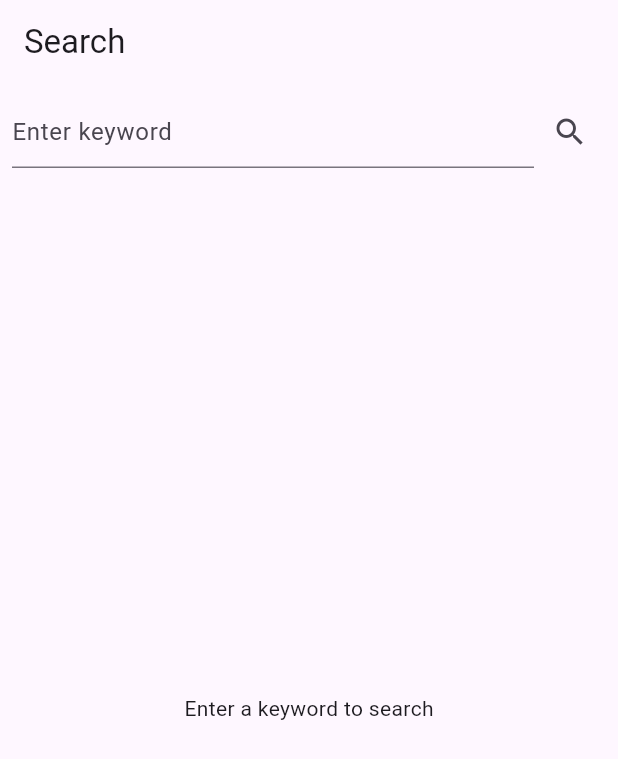
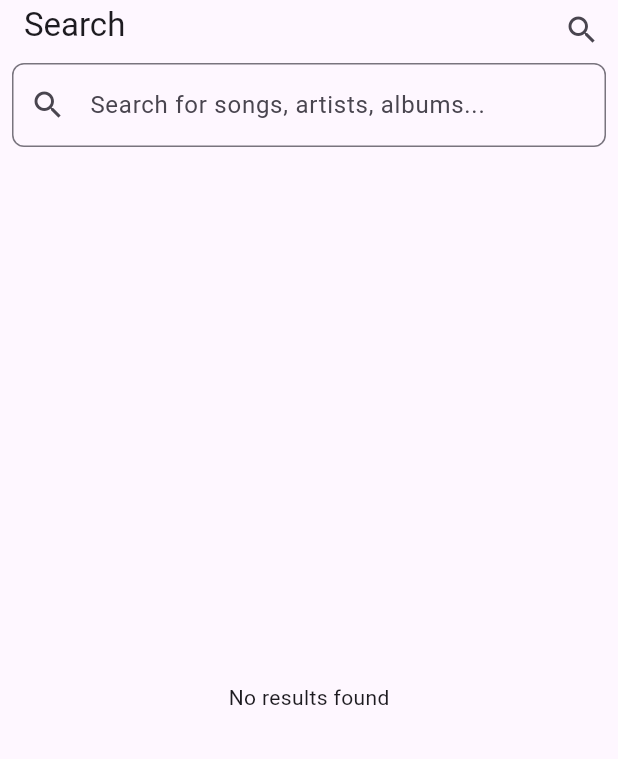
Before and after one commit to delht/LeaFMusic_2, a Flutter app: the SearchScreen screen opened directly, on a phone screen of 412 x 824 dp. Shown: the top 759 px of the screen. Run offline on Flutter 3.47's test engine with Material 3 defaults, Android fonts, the phone set to English and light mode, and no system bars; our stand-ins replace equatable, flutter_bloc, flutter_dotenv, shared_preferences; accounts and stored records are empty.

Commit message:
Hiển thị ở mức độ tối giản

```diff
--- a/lib/custom/custom_navbar.dart
+++ b/lib/custom/custom_navbar.dart
@@ -54,7 +54,7 @@ class Navbar extends StatelessWidget {
             title: Text("Tìm kiếm"),
             onTap: () {
               Navigator.of(context).pushReplacement(
-                  MaterialPageRoute(builder: (context) => const SearchScreen())
+                  MaterialPageRoute(builder: (context) =>  SearchScreen())
               );
             },
           ),
@@ -64,7 +64,7 @@ class Navbar extends StatelessWidget {
             title: Text("Danh sách yêu thích"),
             onTap: () {
               Navigator.of(context).pushReplacement(
-                  MaterialPageRoute(builder: (context) => const SearchScreen())
+                  MaterialPageRoute(builder: (context) =>  SearchScreen())
               );
             },
           ),
--- a/lib/screens/search_screen.dart
+++ b/lib/screens/search_screen.dart
@@ -3,107 +3,137 @@ import 'package:flutter_bloc/flutter_bloc.dart';
 import '../bloc/search/search_bloc.dart';
 import '../bloc/search/search_event.dart';
 import '../bloc/search/search_state.dart';
-import '../models/album.dart';
-import '../models/artist.dart';
-import '../models/song.dart';
-import '../repositories/search_repository.dart';
-import '../widgets/search_result_list.dart';
 
-class SearchScreen extends StatelessWidget {
-  const SearchScreen({super.key});
+class SearchScreen extends StatefulWidget {
+  @override
+  _SearchScreenState createState() => _SearchScreenState();
+}
+
+class _SearchScreenState extends State<SearchScreen> {
+  TextEditingController _searchController = TextEditingController();
+
+  @override
+  void dispose() {
+    _searchController.dispose();
+    super.dispose();
+  }
 
   @override
   Widget build(BuildContext context) {
-    final TextEditingController controller = TextEditingController();
-    return BlocProvider(
-      create: (_) => SearchBloc(searchRepository: SearchRepository()),
-      child: Scaffold(
-        appBar: AppBar(title: const Text("Search")),
-        body: Column(
-          children: [
-            Padding(
+    return Scaffold(
+      appBar: AppBar(
+        title: Text('Search'),
+        actions: [
+          IconButton(
+            icon: Icon(Icons.search),
+            onPressed: () {
+              // Gửi sự kiện tìm kiếm với từ khóa nhập vào
+              context.read<SearchBloc>().add(LoadSearch(keyword: _searchController.text));
+            },
+          ),
+        ],
+        bottom: PreferredSize(
+          preferredSize: Size.fromHeight(50.0),
+          child: Padding(
             padding: const EdgeInsets.all(8.0),
-              child: Row(
-                children: [
-                  Expanded(
             child: TextField(
-                      controller: controller,
-                      decoration: const InputDecoration(hintText: "Enter keyword"),
+              controller: _searchController,
+              decoration: InputDecoration(
+                hintText: 'Search for songs, artists, albums...',
+                border: OutlineInputBorder(
+                  borderRadius: BorderRadius.circular(8.0),
+                ),
+                prefixIcon: Icon(Icons.search),
+              ),
+              onChanged: (query) {
+                // Gửi sự kiện tìm kiếm ngay khi người dùng thay đổi từ khóa
+                context.read<SearchBloc>().add(LoadSearch(keyword: query));
+              },
             ),
           ),
-                  IconButton(
-                    icon: const Icon(Icons.search),
-                    onPressed: () {
-                      final keyword = controller.text;
-                      if (keyword.isNotEmpty) {
-                        context.read<SearchBloc>().add(LoadSearch(keyword: keyword));
+        ),
+      ),
+      body: BlocBuilder<SearchBloc, SearchState>(
+        builder: (context, state) {
+          // Nếu đang tải dữ liệu
+          if (state is SearchLoading) {
+            return Center(child: CircularProgressIndicator());
           }
+
+          // Nếu có dữ liệu tìm được
+          else if (state is SearchLoaded) {
+            var songs = state.result.songs;
+            var artists = state.result.artists;
+            var albums = state.result.albums;
+
+            return SingleChildScrollView(
+              child: Column(
+                children: [
+                  // Hiển thị bài hát
+                  Text(
+                    "Songs",
+                    style: TextStyle(fontSize: 20, fontWeight: FontWeight.bold),
+                  ),
+                  ListView.builder(
+                    shrinkWrap: true,
+                    physics: NeverScrollableScrollPhysics(),
+                    itemCount: songs.length,
+                    itemBuilder: (context, index) {
+                      var song = songs[index];
+                      return ListTile(
+                        title: Text(song.name),  // Hiển thị tên bài hát
+                      );
+                    },
+                  ),
+
+                  // Hiển thị nghệ sĩ
+                  Text(
+                    "Artists",
+                    style: TextStyle(fontSize: 20, fontWeight: FontWeight.bold),
+                  ),
+                  ListView.builder(
+                    shrinkWrap: true,
+                    physics: NeverScrollableScrollPhysics(),
+                    itemCount: artists.length,
+                    itemBuilder: (context, index) {
+                      var artist = artists[index];
+                      return ListTile(
+                        title: Text('Artist ID: ${artist.idArtist}'),  // Hiển thị ID của nghệ sĩ
+                      );
+                    },
+                  ),
+
+                  // Hiển thị album
+                  Text(
+                    "Albums",
+                    style: TextStyle(fontSize: 20, fontWeight: FontWeight.bold),
+                  ),
+                  ListView.builder(
+                    shrinkWrap: true,
+                    physics: NeverScrollableScrollPhysics(),
+                    itemCount: albums.length,
+                    itemBuilder: (context, index) {
+                      var album = albums[index];
+                      return ListTile(
+                        title: Text('Album ID: ${album.idAlbum}'),  // Hiển thị ID của album
+                      );
                     },
                   ),
                 ],
               ),
-            ),
-            Expanded(
-              child: BlocBuilder<SearchBloc, SearchState>(
-                builder: (context, state) {
-                  if (state is SearchLoading) {
-                    return const Center(child: CircularProgressIndicator());
-                  } else if (state is SearchLoaded) {
-                    if (state.isEmpty) {
-                      return const Center(child: Text("No search results found."));
+            );
           }
 
-                    return ListView(
-                      children: [
-                        if (state.result.songs.isNotEmpty) ...[
-                          const Padding(
-                            padding: EdgeInsets.all(8.0),
-                            child: Text("Songs", style: TextStyle(fontSize: 18, fontWeight: FontWeight.bold)),
-                          ),
-                          SearchResultList<Song>(
-                            result: state.result.songs,
-                            itemBuilder: (song) => ListTile(
-                              title: Text(song.name),
-                              subtitle: Text(song.name),
-                            ),
-                          ),
-                        ],
-                        if (state.result.albums.isNotEmpty) ...[
-                          const Padding(
-                            padding: EdgeInsets.all(8.0),
-                            child: Text("Albums", style: TextStyle(fontSize: 18, fontWeight: FontWeight.bold)),
-                          ),
-                          SearchResultList<Album>(
-                            result: state.result.albums,
-                            itemBuilder: (album) => ListTile(
-                              title: Text(album.name),
-                              subtitle: Text(album.name),
-                            ),
-                          ),
-                        ],
-                        if (state.result.artists.isNotEmpty) ...[
-                          const Padding(
-                            padding: EdgeInsets.all(8.0),
-                            child: Text("Artists", style: TextStyle(fontSize: 18, fontWeight: FontWeight.bold)),
-                          ),
-                          SearchResultList<Artist>(
-                            result: state.result.artists,
-                            itemBuilder: (artist) => ListTile(
-                              title: Text(artist.name),
-                            ),
-                          ),
-                        ],
-                      ],
-                    );
-                  } else if (state is SearchError) {
-                    return Center(child: Text(state.message));
+          // Nếu có lỗi khi tìm kiếm
+          else if (state is SearchError) {
+            return Center(child: Text('Error: ${state.message}'));
           }
-                  return const Center(child: Text("Enter a keyword to search"));
+
+          // Trường hợp không có kết quả
+          else {
+            return Center(child: Text('No results found'));
+          }
         },
-              ),
-            ),
-          ],
-        ),
       ),
     );
   }
```
Lines whose indentation alone changed are shown as unchanged.
